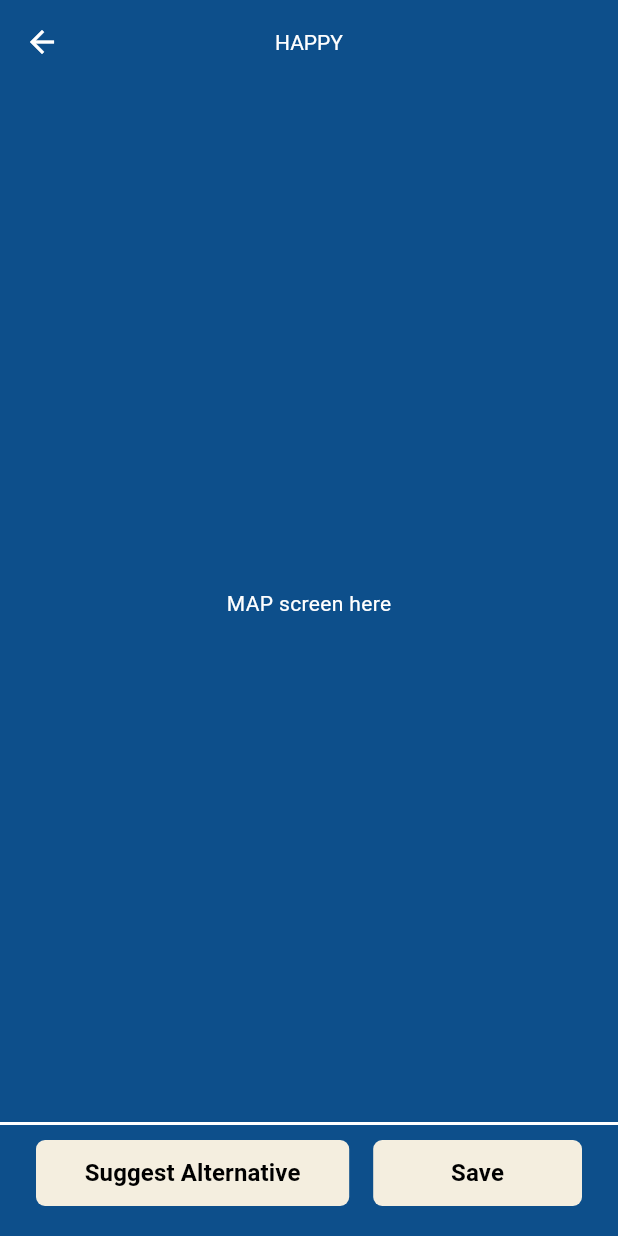
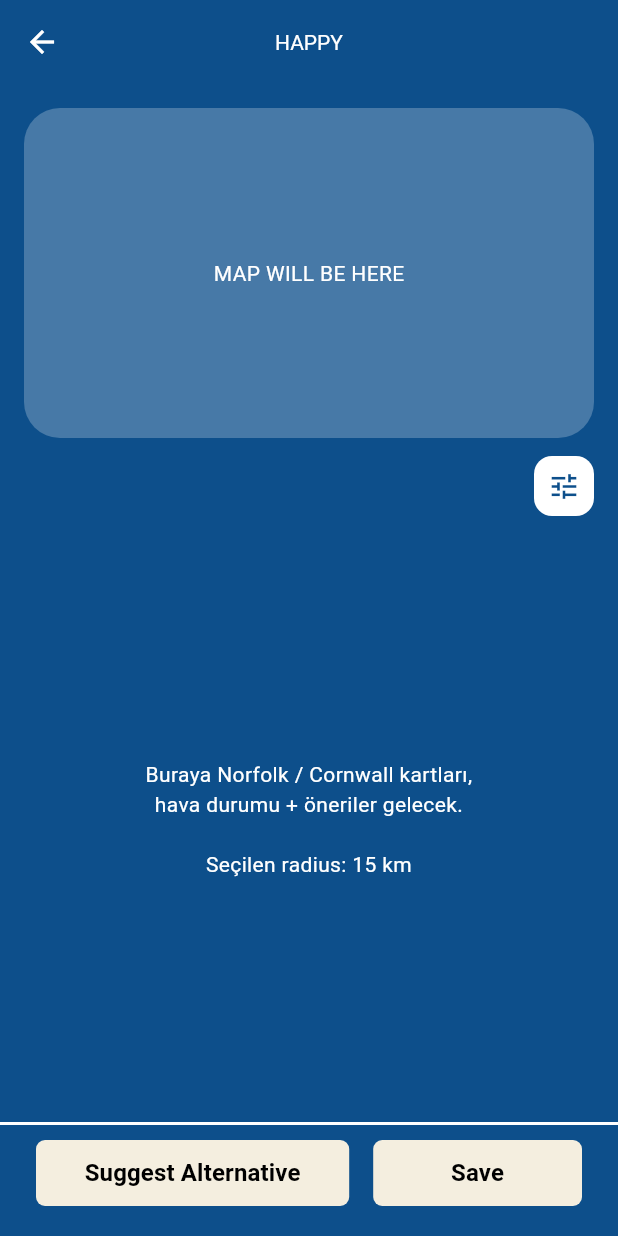
Before and after one commit to Begumdmrdv/vibescape_app, a Flutter app: the MapScreen screen opened directly, on a phone screen of 412 x 824 dp. Run offline on Flutter 3.47's test engine with Material 3 defaults, Android fonts, the phone set to English and light mode, and no system bars; our stand-ins replace firebase_core; accounts and stored records are empty; Roboto replaces fonts that are missing (Times New Roman).

Commit message:
general layout for map screen is done and maks distance buton is created

```diff
--- a/lib/screens/map_screen.dart
+++ b/lib/screens/map_screen.dart
@@ -3,8 +3,8 @@ import 'package:vibescape_app/screens/profile_screen.dart';
 import 'package:vibescape_app/screens/mood_screen.dart';
 import 'package:vibescape_app/screens/favorites_screen.dart';
 
-class MapScreen extends StatelessWidget {
-  final String? mood; // 👈 opsiyonel mood
+class MapScreen extends StatefulWidget {
+  final String? mood; // opsiyonel mood
 
   const MapScreen({
     super.key,
@@ -12,11 +12,104 @@ class MapScreen extends StatelessWidget {
   });
 
   @override
+  State<MapScreen> createState() => _MapScreenState();
+}
+
+class _MapScreenState extends State<MapScreen> {
+  // şimdilik sadece seçilen km'yi burada tutuyoruz
+  double _radiusKm = 15; // başlangıç: 15 km
+
+  void _openRadiusSheet() {
+    showModalBottomSheet(
+      context: context,
+      backgroundColor: const Color(0xFF0D4F8B),
+      shape: const RoundedRectangleBorder(
+        borderRadius: BorderRadius.vertical(top: Radius.circular(16)),
+      ),
+      builder: (context) {
+        double tempRadius = _radiusKm;
+
+        return StatefulBuilder(
+          builder: (context, setModalState) {
+            return Padding(
+              padding: const EdgeInsets.all(16.0),
+              child: Column(
+                mainAxisSize: MainAxisSize.min,
+                children: [
+                  const Text(
+                    'Select max distance',
+                    style: TextStyle(
+                      color: Colors.white,
+                      fontFamily: 'Times New Roman',
+                      fontSize: 16,
+                      fontWeight: FontWeight.w600,
+                    ),
+                  ),
+                  const SizedBox(height: 12),
+                  Text(
+                    '${tempRadius.toStringAsFixed(0)} km',
+                    style: const TextStyle(
+                      color: Colors.white,
+                      fontFamily: 'Times New Roman',
+                      fontSize: 14,
+                    ),
+                  ),
+                  Slider(
+                    value: tempRadius,
+                    min: 5,
+                    max: 50, // max 50 km
+                    divisions: 9, // 5,10,15,...,50
+                    label: '${tempRadius.toStringAsFixed(0)} km',
+                    onChanged: (value) {
+                      setModalState(() {
+                        tempRadius = value;
+                      });
+                    },
+                  ),
+                  const SizedBox(height: 8),
+                  SizedBox(
+                    width: double.infinity,
+                    child: ElevatedButton(
+                      onPressed: () {
+                        setState(() {
+                          _radiusKm = tempRadius; // şimdilik sadece saklıyoruz
+                        });
+                        Navigator.pop(context);
+                      },
+                      child: const Text(
+                        'Apply',
+                        style: TextStyle(
+                          fontFamily: 'Times New Roman',
+                        ),
+                      ),
+                    ),
+                  ),
+                  const SizedBox(height: 8),
+                  Text(
+                    'Current radius: ${_radiusKm.toStringAsFixed(0)} km',
+                    style: const TextStyle(
+                      color: Colors.white70,
+                      fontFamily: 'Times New Roman',
+                      fontSize: 12,
+                    ),
+                  ),
+                ],
+              ),
+            );
+          },
+        );
+      },
+    );
+  }
+
+  @override
   Widget build(BuildContext context) {
+    const primaryBlue = Color(0xFF0D4F8B);
+
     return Scaffold(
-      backgroundColor: const Color(0xFF0D4F8B),
+      backgroundColor: primaryBlue,
       appBar: AppBar(
-        backgroundColor: const Color(0xFF0D4F8B),
+        backgroundColor: primaryBlue,
         elevation: 0,
         leading: IconButton(
           icon: const Icon(Icons.arrow_back, color: Colors.white),
@@ -24,7 +117,7 @@ class MapScreen extends StatelessWidget {
         ),
         centerTitle: true,
         title: Text(
-          (mood ?? 'MAP').toUpperCase(), // 👈 mood varsa onu, yoksa MAP
+          (widget.mood ?? 'MAP').toUpperCase(),
           style: const TextStyle(
             fontSize: 14,
             fontFamily: 'Times New Roman',
@@ -32,15 +125,72 @@ class MapScreen extends StatelessWidget {
           ),
         ),
       ),
-      body: const Center(
-        child: Text(
-          'MAP screen here',
-          style: TextStyle(
-            color: Colors.white,
-            fontFamily: 'Times New Roman',
-          ),
+
+      body: Padding(
+        padding: const EdgeInsets.all(16.0),
+        child: Column(
+          crossAxisAlignment: CrossAxisAlignment.stretch,
+          children: [
+            ClipRRect(
+              borderRadius: BorderRadius.circular(24),
+              child: Container(
+                height: 220,
+                color: Colors.white24,
+                alignment: Alignment.center,
+                child: const Text(
+                  'MAP WILL BE HERE',
+                  style: TextStyle(
+                    color: Colors.white,
+                    fontFamily: 'Times New Roman',
+                    fontSize: 14,
+                  ),
+                ),
+              ),
+            ),
+
+            const SizedBox(height: 12),
+
+            Align(
+              alignment: Alignment.centerRight,
+              child: GestureDetector(
+                onTap: _openRadiusSheet, // 👈 tıklayınca slider açılıyor
+                child: Container(
+                  width: 40,
+                  height: 40,
+                  decoration: BoxDecoration(
+                    color: Colors.white,
+                    borderRadius: BorderRadius.circular(12),
+                  ),
+                  child: const Icon(
+                    Icons.tune,
+                    color: primaryBlue,
+                    size: 22,
+                  ),
+                ),
+              ),
+            ),
+
+            const SizedBox(height: 16),
+
+            Expanded(
+              child: Center(
+                child: Text(
+                  'Buraya Norfolk / Cornwall kartları,\n'
+                      'hava durumu + öneriler gelecek.\n\n'
+                      'Seçilen radius: ${_radiusKm.toStringAsFixed(0)} km',
+                  textAlign: TextAlign.center,
+                  style: const TextStyle(
+                    color: Colors.white,
+                    fontFamily: 'Times New Roman',
+                    fontSize: 14,
+                  ),
+                ),
+              ),
+            ),
+          ],
         ),
       ),
+
       bottomNavigationBar: const Padding(
         padding: EdgeInsets.only(bottom: 10),
         child: _VibeBottomNavBar(
```
